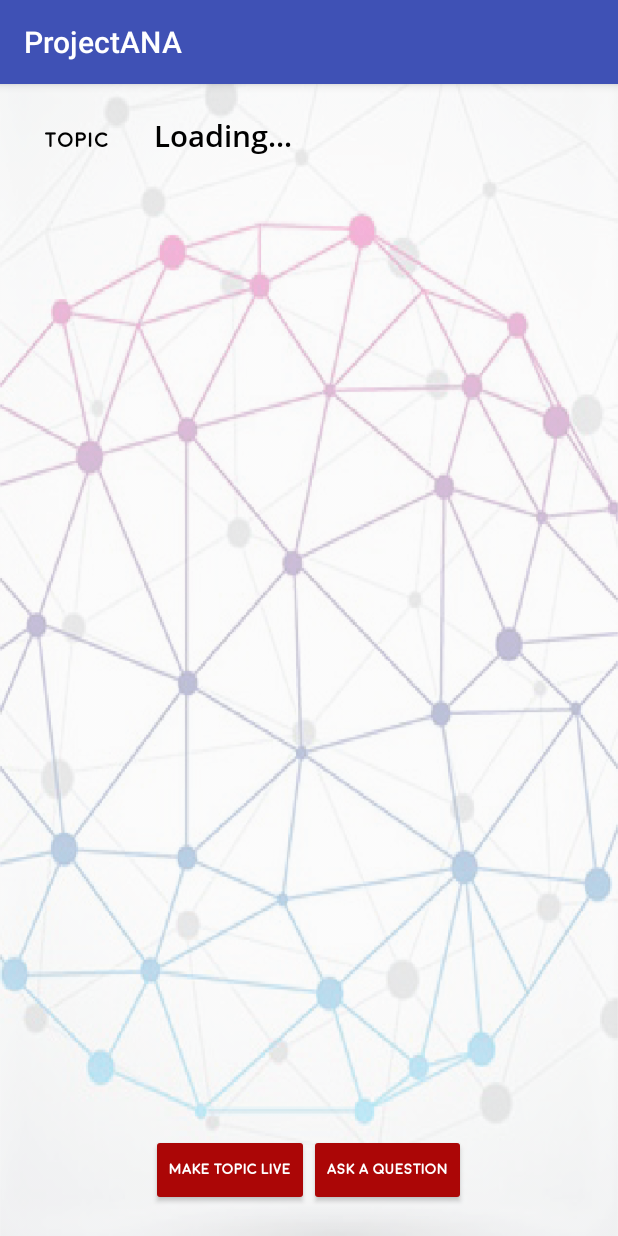
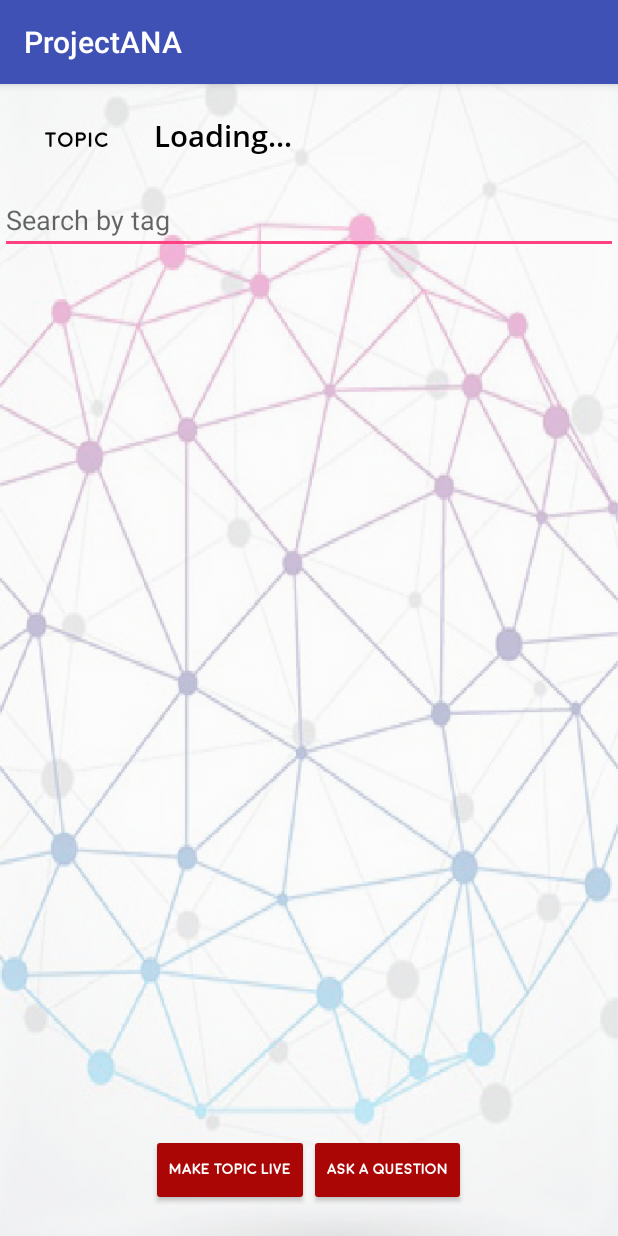
Before and after one commit to keshik6/ProjectANA, an Android app: the simpleQuestionActivity screen opened directly, with no data from a screen before it, on a phone screen of 412 x 824 dp. Run offline under Robolectric (Android 15) with nearby library versions, the phone set to English and light mode, and no system bars; our stand-ins replace Firebase (no records; nobody signed in at launch, a user with empty details on screens opened directly); 4 statements that could not run were skipped.

Commit message:
added search function for tags

```diff
--- a/app/src/main/java/sutdcreations/projectana/simpleQuestionActivity.java
+++ b/app/src/main/java/sutdcreations/projectana/simpleQuestionActivity.java
@@ -14,6 +14,7 @@ import android.view.LayoutInflater;
 import android.view.View;
 import android.view.ViewGroup;
 import android.widget.Button;
+import android.widget.EditText;
 import android.widget.ImageButton;
 import android.widget.ImageView;
 import android.widget.LinearLayout;
@@ -30,6 +31,9 @@ import com.google.firebase.database.ValueEventListener;
 import java.util.ArrayList;
 import java.util.Collections;
 import java.util.Comparator;
+import java.util.concurrent.Executors;
+import java.util.concurrent.ScheduledExecutorService;
+import java.util.concurrent.TimeUnit;
 
 import sutdcreations.classes.Feedback;
 import sutdcreations.classes.Question;
@@ -49,6 +53,7 @@ public class simpleQuestionActivity extends AppCompatActivity {
     boolean inForeground = true;
     String topicKey;
     Button topicLive;
+    EditText searchBar;
 
     @Override
     protected void onPause(){
@@ -67,6 +72,7 @@ public class simpleQuestionActivity extends AppCompatActivity {
     protected void onCreate(Bundle savedInstanceState) {
         super.onCreate(savedInstanceState);
         setContentView(R.layout.activity_simple_question);
+        searchBar = findViewById(R.id.searchBar);
         topicKey  = getIntent().getStringExtra("topicTitle");
         database = FirebaseDatabase.getInstance();
         System.out.println("start");
@@ -155,11 +161,31 @@ public class simpleQuestionActivity extends AppCompatActivity {
                 //addQuestionsToLayout();
                 adapter.notifyDataSetChanged();
                 adapter.notifyItemMoved(0,questions.size()-1);
+                r1.setHasFixedSize(true);
+                startSearchScheduler();
+
             }
 
             @Override
             public void onCancelled(DatabaseError databaseError) {
 
+            }
+        });
+    }
+
+    //start scheduling search function every second
+    public void startSearchScheduler(){
+        runOnUiThread(new Runnable() {
+            @Override
+            public void run() {
+                ScheduledExecutorService scheduler = Executors.newSingleThreadScheduledExecutor();
+                scheduler.scheduleAtFixedRate
+                        (new Runnable() {
+                            public void run() {
+                                searchByTag();//keep looking at searchbar string regularly and update layout depending on search
+
+                            }
+                        }, 0, 1, TimeUnit.SECONDS);
             }
         });
     }
@@ -409,6 +435,38 @@ public class simpleQuestionActivity extends AppCompatActivity {
         });
     }
 
+    //function that performs search by tag
+    public void searchByTag() {
+        try {
+            Log.i("debugSearch", "search carried out");
+            ArrayList<Question> newQuestions = new ArrayList<>();
+            String searchText = searchBar.getText().toString();
+            if (!searchText.matches("")) { //search being carried out
+                searchText = searchBar.getText().toString();
+                for (Question question : questions) {
+                    if (question.getTags().contains(searchText)) {
+                        Log.i("debugSearch", "adding question to search");
+                        newQuestions.add(question);
+                    }
+                }
+                adapter.setQuestions(newQuestions);
+                //adapter.notifyDataSetChanged();
+                r1.smoothScrollToPosition(0);
+            } else { //no search being carried out
+                Log.i("debugSearch", "resetting questions");
+                adapter.setQuestions(questions);
+                //adapter.notifyDataSetChanged();
+                r1.smoothScrollToPosition(0);
+            }
+        }
+        catch (Exception e){
+            Log.i("debugSearch","exception caught");
+            if (e.getMessage()!= null){
+                Log.i("debugSearch",e.getMessage());
+            }
+        }
+    }
+
     // Compare questions by vote counts, also puts live questions first
     class QuestionComparator implements Comparator<Question> {
 
@@ -445,6 +503,11 @@ class MyAdapter extends RecyclerView.Adapter<MyAdapter.myHolder>{
         this.questions=questions;
         this.user=user;
         this.topicKey = topicKey;
+    }
+
+    public void setQuestions(ArrayList<Question> questions){
+        this.questions = questions;
+        notifyDataSetChanged();
     }
 
     @Override
--- a/app/src/main/res/layout/activity_simple_question.xml
+++ b/app/src/main/res/layout/activity_simple_question.xml
@@ -31,8 +31,12 @@
             android:textSize="20sp"
             android:textColor="#000000"
         android:text="Loading..."/>
-
     </LinearLayout>
+    <EditText
+        android:layout_width="match_parent"
+        android:layout_height="wrap_content"
+        android:hint="Search by tag"
+        android:id="@+id/searchBar"/>
     <LinearLayout
         android:layout_width="match_parent"
         android:layout_height="0dp"
```
